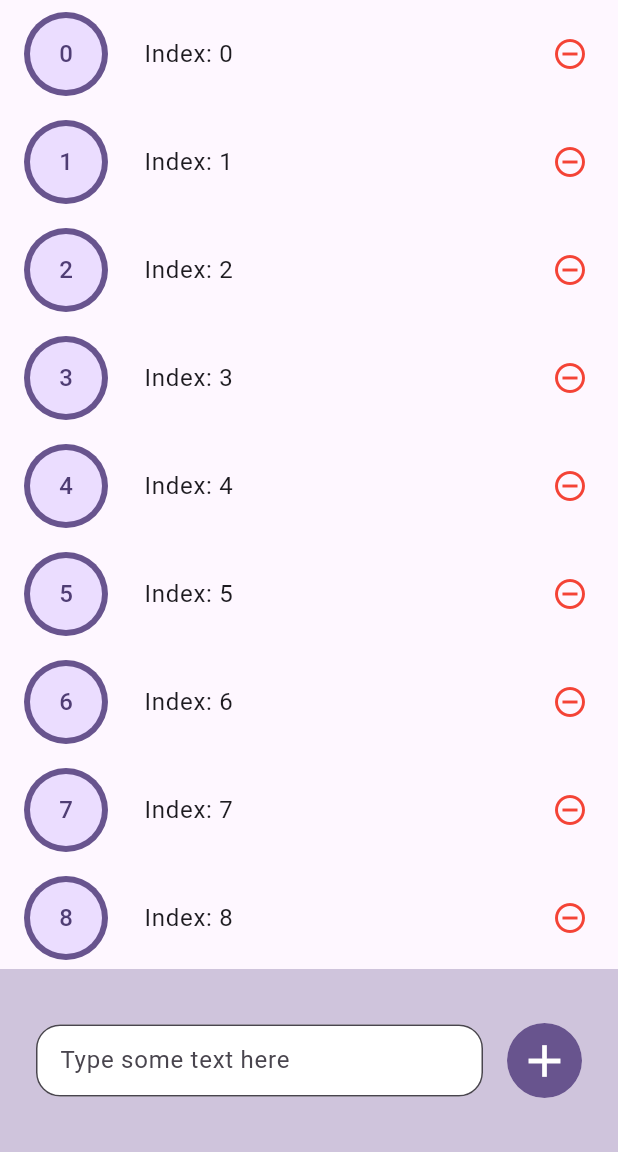
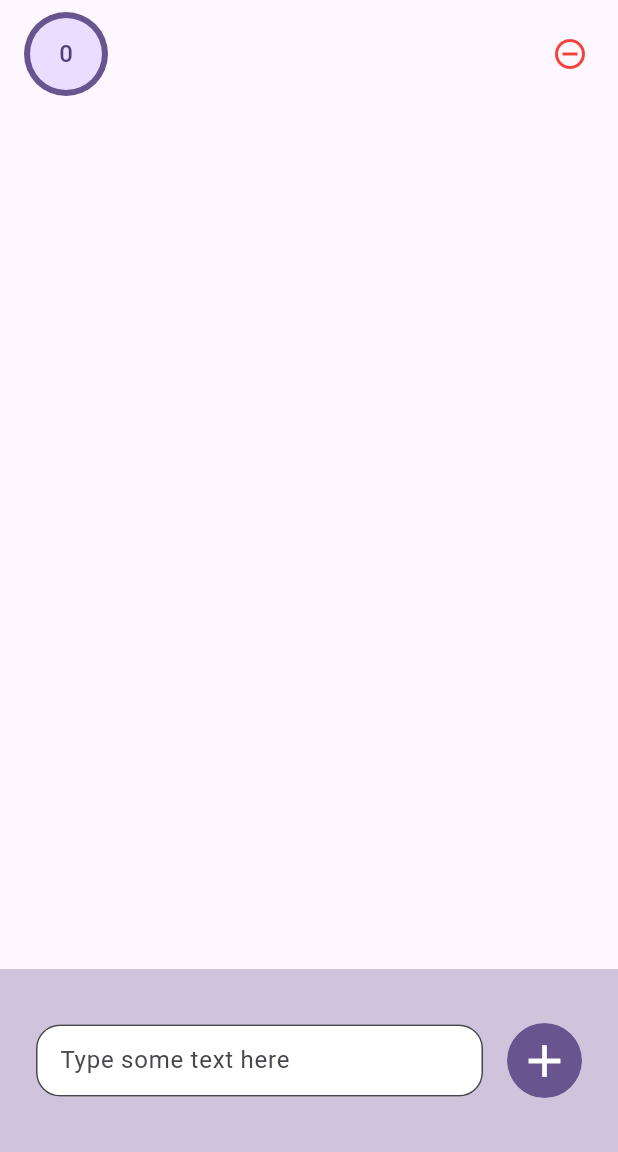
Before and after one commit to mvclopes/flutter-state-management, a Flutter app: the screen it shows after launch, after a tap on the "add" icon, on a phone screen of 412 x 824 dp, the part 84-1236 px from its top. Run offline on Flutter 3.47's test engine with Material 2 defaults, Android fonts, the phone set to English and light mode, and no system bars.

Commit message:
Feature: created value notifier for home screen

```diff
--- a/lib/src/home_controller.dart
+++ b/lib/src/home_controller.dart
@@ -1,4 +1,14 @@
+import 'package:flutter/cupertino.dart';
+
 class HomeController {
-  final List<String> _myValues = List.generate(15, (index) => 'Index: $index');
-  List<String> get myValues => _myValues;
+  final ValueNotifier<List<String>> _myValues = ValueNotifier<List<String>>([]);
+  ValueNotifier<List<String>> get myValues => _myValues;
+
+  void addNewItem(String newItem) {
+    _myValues.value = List.from(_myValues.value)..add(newItem);
+  }
+
+  void removeItem(int index) {
+    _myValues.value = List.from(_myValues.value)..removeAt(index);
+  }
 }
--- a/lib/src/home_screen.dart
+++ b/lib/src/home_screen.dart
@@ -25,12 +25,19 @@ class _HomeScreenState extends State<HomeScreen> {
       ),
       body: Column(
         children: [
-          _HomeList(
-            values: _controller.myValues,
-            onTap: (index) {},
+          Expanded(
+            child: ValueListenableBuilder<List<String>>(
+              valueListenable: _controller.myValues,
+              builder: (context, myValues, child) {
+                return _HomeList(
+                  values: myValues,
+                  onTap: (index) => _controller.removeItem(index),
+                );
+              },
+            ),
           ),
           _InputFooter(
-            onTap: (text) {},
+            onTap: (text) => _controller.addNewItem(text),
           )
         ],
       ),
@@ -50,8 +57,7 @@ class _HomeList extends StatelessWidget {
         ? const Center(
             child: Text('No available data'),
           )
-        : Expanded(
-            child: ListView.builder(
+        : ListView.builder(
           padding: const EdgeInsets.symmetric(horizontal: 8),
           itemBuilder: (_, index) {
             return ListTile(
@@ -71,11 +77,10 @@ class _HomeList extends StatelessWidget {
                   color: Colors.red,
                 ),
               ),
-                  title: Text("Index: $index"),
+              title: Text(values[index]),
             );
           },
-              itemCount: 20,
-            ),
+          itemCount: values.length,
         );
   }
 }
@@ -98,6 +103,7 @@ class _InputFooter extends StatelessWidget {
           children: [
             Expanded(
               child: TextFormField(
+                controller: inputController,
                 decoration: const InputDecoration(
                   filled: true,
                   fillColor: Colors.white,
@@ -113,7 +119,8 @@ class _InputFooter extends StatelessWidget {
               padding: const EdgeInsets.only(left: 16),
               child: Material(
                 shape: RoundedRectangleBorder(
-                    borderRadius: BorderRadius.circular(60)),
+                  borderRadius: BorderRadius.circular(60),
+                ),
                 child: InkWell(
                   borderRadius: BorderRadius.circular(60),
                   onTap: () {
```
Lines whose indentation alone changed are shown as unchanged.
